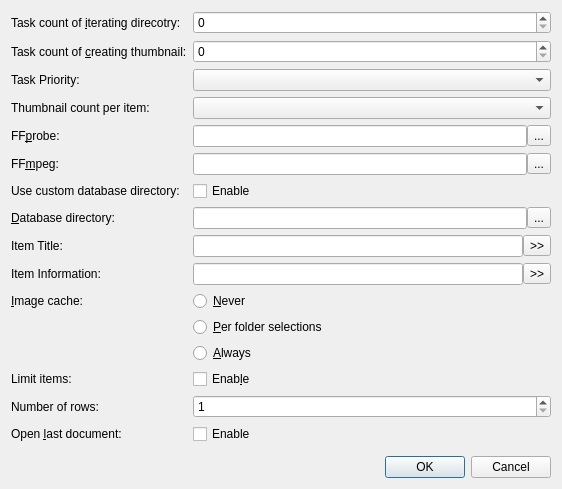
The window that src/option.ui (ambiesoft/SceneExplorer) describes before a commit, drawn with Qt 5.
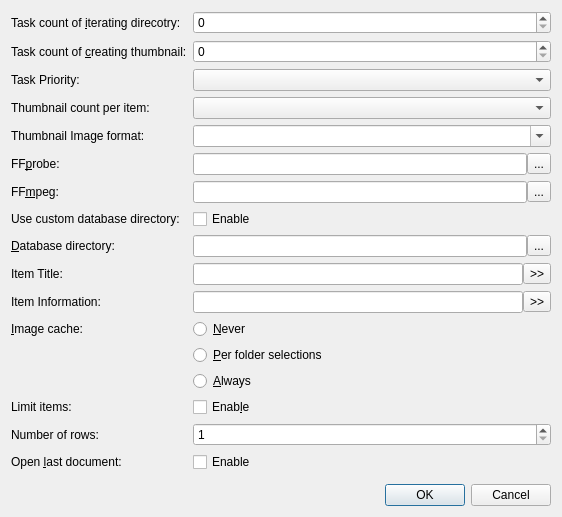
The same window after the commit.

What changed in the file:
```diff
--- a/src/option.ui
+++ b/src/option.ui
@@ -7,7 +7,7 @@
     <x>0</x>
     <y>0</y>
     <width>562</width>
-    <height>473</height>
+    <height>481</height>
    </rect>
   </property>
   <property name="windowTitle">
@@ -40,7 +40,7 @@
    <item row="3" column="1">
     <widget class="QSpinBox" name="spinBoxThumb"/>
    </item>
-   <item row="12" column="0">
+   <item row="13" column="0">
     <widget class="QLabel" name="label">
      <property name="text">
       <string>&amp;Image cache:</string>
@@ -50,7 +50,7 @@
      </property>
     </widget>
    </item>
-   <item row="20" column="1">
+   <item row="21" column="1">
     <widget class="QDialogButtonBox" name="buttonBox">
      <property name="orientation">
       <enum>Qt::Horizontal</enum>
@@ -60,7 +60,7 @@
      </property>
     </widget>
    </item>
-   <item row="18" column="1">
+   <item row="19" column="1">
     <spacer name="verticalSpacer">
      <property name="orientation">
       <enum>Qt::Vertical</enum>
@@ -73,28 +73,28 @@
      </property>
     </spacer>
    </item>
-   <item row="12" column="1">
+   <item row="13" column="1">
     <widget class="QRadioButton" name="rbICNever">
      <property name="text">
       <string>&amp;Never</string>
      </property>
     </widget>
    </item>
-   <item row="13" column="1">
+   <item row="14" column="1">
     <widget class="QRadioButton" name="rbICPerfolder">
      <property name="text">
       <string>&amp;Per folder selections</string>
      </property>
     </widget>
    </item>
-   <item row="14" column="1">
+   <item row="15" column="1">
     <widget class="QRadioButton" name="rbICAlways">
      <property name="text">
       <string>&amp;Always</string>
      </property>
     </widget>
    </item>
-   <item row="9" column="0">
+   <item row="10" column="0">
     <widget class="QLabel" name="labelDBDir">
      <property name="text">
       <string>&amp;Database directory:</string>
@@ -104,7 +104,7 @@
      </property>
     </widget>
    </item>
-   <item row="9" column="1">
+   <item row="10" column="1">
     <layout class="QHBoxLayout" name="hlDatabaseDir">
      <property name="spacing">
       <number>0</number>
@@ -121,14 +121,14 @@
      </item>
     </layout>
    </item>
-   <item row="17" column="1">
+   <item row="18" column="1">
     <widget class="QCheckBox" name="chkOpenLastDocument">
      <property name="text">
       <string>Enable</string>
      </property>
     </widget>
    </item>
-   <item row="17" column="0">
+   <item row="18" column="0">
     <widget class="QLabel" name="labelOpenLastDocument">
      <property name="text">
       <string>Open &amp;last document:</string>
@@ -138,7 +138,7 @@
      </property>
     </widget>
    </item>
-   <item row="6" column="0">
+   <item row="7" column="0">
     <widget class="QLabel" name="labelffprobe">
      <property name="text">
       <string>FF&amp;probe:</string>
@@ -148,7 +148,7 @@
      </property>
     </widget>
    </item>
-   <item row="7" column="0">
+   <item row="8" column="0">
     <widget class="QLabel" name="label_3">
      <property name="text">
       <string>FF&amp;mpeg:</string>
@@ -158,7 +158,7 @@
      </property>
     </widget>
    </item>
-   <item row="6" column="1">
+   <item row="7" column="1">
     <layout class="QHBoxLayout" name="hlffprobe">
      <property name="spacing">
       <number>0</number>
@@ -179,7 +179,7 @@
      </item>
     </layout>
    </item>
-   <item row="7" column="1">
+   <item row="8" column="1">
     <layout class="QHBoxLayout" name="hlffmpeg">
      <property name="spacing">
       <number>0</number>
@@ -200,7 +200,7 @@
      </item>
     </layout>
    </item>
-   <item row="8" column="0">
+   <item row="9" column="0">
     <widget class="QLabel" name="label_useCustomDatabase">
      <property name="text">
       <string>Use custom database directory:</string>
@@ -210,7 +210,7 @@
      </property>
     </widget>
    </item>
-   <item row="8" column="1">
+   <item row="9" column="1">
     <widget class="QCheckBox" name="chkUseCustomDatabaseDirectory">
      <property name="text">
       <string>Enable</string>
@@ -230,7 +230,7 @@
    <item row="5" column="1">
     <widget class="QComboBox" name="cmbThumbCount"/>
    </item>
-   <item row="15" column="0">
+   <item row="16" column="0">
     <widget class="QLabel" name="labelLimit">
      <property name="text">
       <string>Limit items:</string>
@@ -240,14 +240,14 @@
      </property>
     </widget>
    </item>
-   <item row="15" column="1">
+   <item row="16" column="1">
     <widget class="QCheckBox" name="chkLimitItems">
      <property name="text">
       <string>Enab&amp;le</string>
      </property>
     </widget>
    </item>
-   <item row="16" column="0">
+   <item row="17" column="0">
     <widget class="QLabel" name="labelNumberOfRows">
      <property name="text">
       <string>Number of rows:</string>
@@ -257,7 +257,7 @@
      </property>
     </widget>
    </item>
-   <item row="16" column="1">
+   <item row="17" column="1">
     <widget class="QSpinBox" name="spinNumberOfRows">
      <property name="minimum">
       <number>1</number>
@@ -267,7 +267,7 @@
      </property>
     </widget>
    </item>
-   <item row="10" column="0">
+   <item row="11" column="0">
     <widget class="QLabel" name="labelInfoMain">
      <property name="text">
       <string>Item Title:</string>
@@ -277,7 +277,7 @@
      </property>
     </widget>
    </item>
-   <item row="11" column="0">
+   <item row="12" column="0">
     <widget class="QLabel" name="labelInfoSub">
      <property name="text">
       <string>Item Information:</string>
@@ -287,7 +287,7 @@
      </property>
     </widget>
    </item>
-   <item row="10" column="1">
+   <item row="11" column="1">
     <layout class="QHBoxLayout" name="hlInfoMain">
      <property name="spacing">
       <number>0</number>
@@ -307,7 +307,7 @@
      </item>
     </layout>
    </item>
-   <item row="11" column="1">
+   <item row="12" column="1">
     <layout class="QHBoxLayout" name="hlInfoSub">
      <property name="spacing">
       <number>0</number>
@@ -337,6 +337,23 @@
    <item row="4" column="1">
     <widget class="QComboBox" name="cmbTaskPriority"/>
    </item>
+   <item row="6" column="0">
+    <widget class="QLabel" name="labelThumbImageFormat">
+     <property name="text">
+      <string>Thumbnail Image format:</string>
+     </property>
+     <property name="buddy">
+      <cstring>cmbThumbImageFormat</cstring>
+     </property>
+    </widget>
+   </item>
+   <item row="6" column="1">
+    <widget class="QComboBox" name="cmbThumbImageFormat">
+     <property name="editable">
+      <bool>true</bool>
+     </property>
+    </widget>
+   </item>
   </layout>
  </widget>
  <tabstops>
```
Left out of the diff: 1 changed line with no effect on the pictures.
